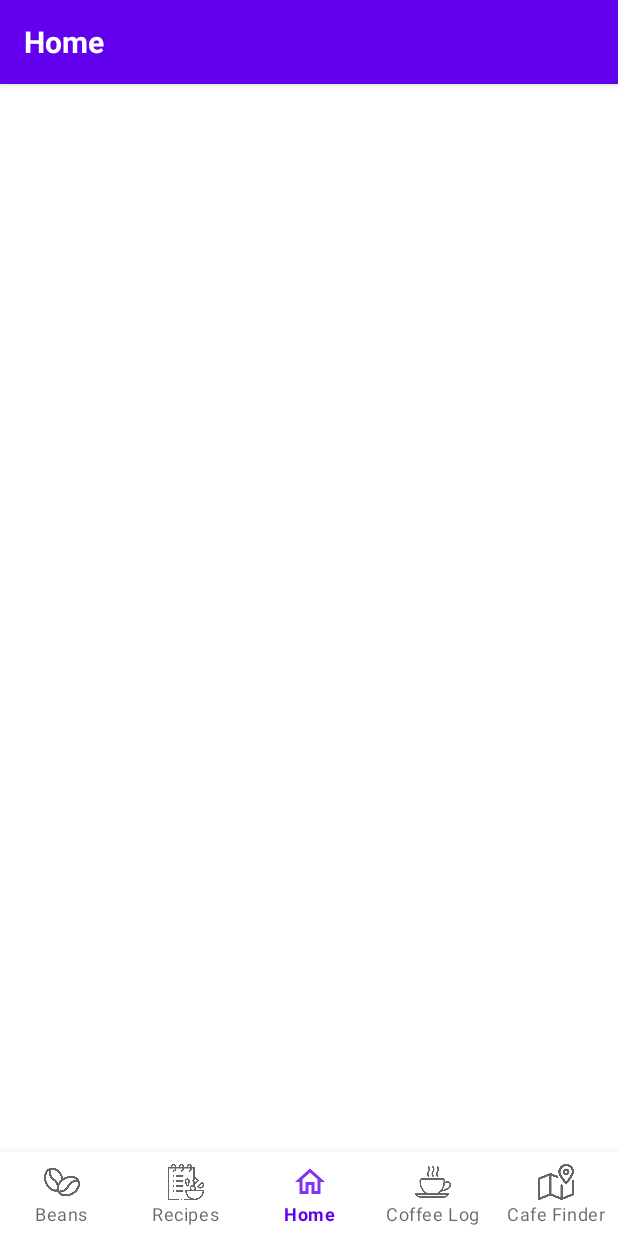
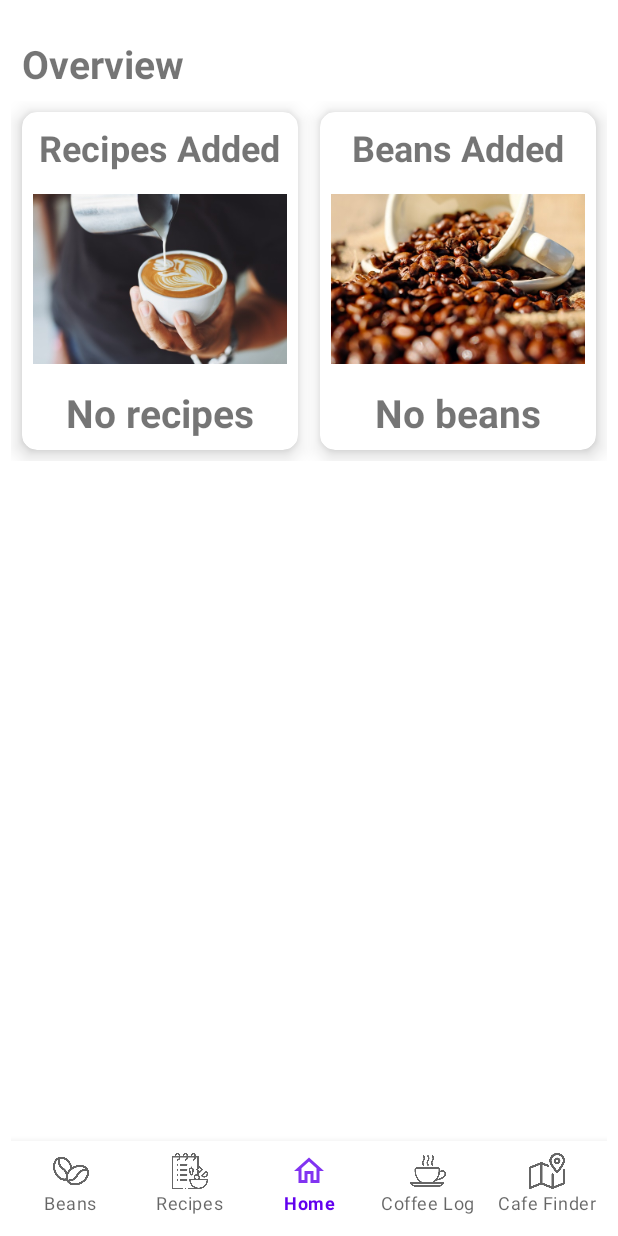
Before and after one commit to julkaswieta/coffee-app, an Android app: the screen it shows after launch (MainActivity), on a phone screen of 412 x 824 dp. Run offline under Robolectric (Android 15) with nearby library versions, the phone set to English and light mode, and no system bars; our stand-ins replace Room's generated code.

Commit message:
home - recipes and beans overview

```diff
--- a/app/src/main/java/com/example/coffeeapp/MainActivity.java
+++ b/app/src/main/java/com/example/coffeeapp/MainActivity.java
@@ -1,8 +1,12 @@
 package com.example.coffeeapp;
+
+import static com.example.coffeeapp.BeansList.loadBeans;
+import static com.example.coffeeapp.RecipesList.loadRecipes;
 
 import android.app.Activity;
 import android.content.Intent;
 import android.os.Bundle;
+import android.util.TypedValue;
 import android.view.Menu;
 import android.view.MenuInflater;
 import android.view.MenuItem;
@@ -13,12 +17,13 @@ import androidx.annotation.NonNull;
 import androidx.appcompat.app.AppCompatActivity;
 import androidx.appcompat.widget.Toolbar;
 
+import com.example.coffeeapp.db.CoffeeDatabase;
 import com.google.android.material.bottomnavigation.BottomNavigationView;
 
 public class MainActivity extends AppCompatActivity {
     private BottomNavigationView bottomBar;
-    private Toolbar toolbar;
-    private TextView toolbarTitle;
+    private TextView recipeCount;
+    private TextView beansCount;
 
     @Override
     protected void onCreate(Bundle savedInstanceState) {
@@ -26,7 +31,7 @@ public class MainActivity extends AppCompatActivity {
         setContentView(R.layout.activity_main);
 
         initViews();
-
+        loadStats();
     }
 
     /**
@@ -35,15 +40,24 @@ public class MainActivity extends AppCompatActivity {
     private void initViews() {
         //initialise attributes
         bottomBar = findViewById(R.id.bottom_bar_main);
-        toolbar = findViewById(R.id.toolbar);
-        toolbarTitle = findViewById(R.id.toolbar_title);
-
-        // set the toolbar as the action bar
-        setSupportActionBar(toolbar);
-        getSupportActionBar().setDisplayShowTitleEnabled(false);
-        toolbarTitle.setText("Home");
+        recipeCount = findViewById(R.id.home_recipe_count);
+        beansCount = findViewById(R.id.home_beans_count);
 
         initBottomBar();
+    }
+
+    private void loadStats() {
+        CoffeeDatabase db = CoffeeDatabase.getDatabase(this);
+        int recCount = db.recipeDao().getRecipeCount();
+        if(recCount > 0) {
+            recipeCount.setText(String.valueOf(recCount));
+            recipeCount.setTextSize(TypedValue.COMPLEX_UNIT_SP, 30);
+        }
+        int bnCount = db.beanDao().getBeansCount();
+        if(bnCount > 0) {
+            beansCount.setText(String.valueOf(bnCount));
+            beansCount.setTextSize(TypedValue.COMPLEX_UNIT_SP, 30);
+        }
     }
 
     /**
--- a/app/src/main/java/com/example/coffeeapp/db/BeanDao.java
+++ b/app/src/main/java/com/example/coffeeapp/db/BeanDao.java
@@ -19,6 +19,9 @@ public interface BeanDao {
     @Update
     void updateBean(BeanDB... beans);
 
+    @Query("SELECT COUNT(*) FROM beans")
+    int getBeansCount();
+
     @Query("SELECT * FROM beans")
     List<BeanDB> getAllBeans();
 
--- a/app/src/main/java/com/example/coffeeapp/db/RecipeDao.java
+++ b/app/src/main/java/com/example/coffeeapp/db/RecipeDao.java
@@ -20,6 +20,9 @@ public interface RecipeDao {
     @Update
     void updateRecipe(RecipeDB... recipes);
 
+    @Query("SELECT COUNT(*) FROM recipes")
+    int getRecipeCount();
+
     @Query("SELECT * FROM recipes")
     List<RecipeDB> getAllRecipes();
 
--- a/app/src/main/res/layout/activity_main.xml
+++ b/app/src/main/res/layout/activity_main.xml
@@ -4,11 +4,113 @@
     xmlns:tools="http://schemas.android.com/tools"
     android:layout_width="match_parent"
     android:layout_height="match_parent"
-    tools:context=".MainActivity">
+    tools:context=".MainActivity"
+    android:padding="7dp">
 
-    <include
-        android:id="@+id/toolbar"
-        layout="@layout/toolbar_add" />
+    <TextView
+        android:id="@+id/home_overview_label"
+        android:layout_width="match_parent"
+        android:layout_height="wrap_content"
+        android:textStyle="bold"
+        android:textSize="26sp"
+        android:padding="7dp"
+        android:layout_marginTop="10dp"
+        android:text="@string/home_overview_label"
+        app:layout_constraintTop_toTopOf="parent"/>
+
+    <GridLayout
+        android:layout_width="match_parent"
+        android:layout_height="wrap_content"
+        android:columnCount="2"
+        android:orientation="horizontal"
+        app:layout_constraintStart_toStartOf="parent"
+        app:layout_constraintEnd_toEndOf="parent"
+        app:layout_constraintTop_toBottomOf="@id/home_overview_label">
+
+        <com.google.android.material.card.MaterialCardView
+            android:layout_width="0dp"
+            android:layout_height="wrap_content"
+            android:layout_margin="7dp"
+            app:cardCornerRadius="10dp"
+            app:cardElevation="8dp"
+            android:layout_columnWeight="2">
+            <RelativeLayout
+                android:layout_width="match_parent"
+                android:layout_height="wrap_content"
+                android:padding="7dp">
+
+                <TextView
+                    android:id="@+id/home_recipes_label"
+                    android:layout_width="wrap_content"
+                    android:layout_height="wrap_content"
+                    android:text="@string/home_recipes_added_label"
+                    android:textSize="24sp"
+                    android:textStyle="bold"
+                    android:layout_centerHorizontal="true"/>
+                <ImageView
+                    android:layout_below="@id/home_recipes_label"
+                    android:id="@+id/home_recipe_image"
+                    android:layout_width="match_parent"
+                    android:layout_height="wrap_content"
+                    android:src="@mipmap/coffee_recipe"
+                    android:contentDescription="@string/coffee_recipe_image"/>
+
+                <TextView
+                    android:layout_below="@id/home_recipe_image"
+                    android:id="@+id/home_recipe_count"
+                    android:layout_width="wrap_content"
+                    android:layout_height="wrap_content"
+                    android:layout_centerHorizontal="true"
+                    android:text="@string/home_no_recipes_added"
+                    android:textSize="26sp"
+                    android:textStyle="bold"/>
+
+            </RelativeLayout>
+        </com.google.android.material.card.MaterialCardView>
+
+        <com.google.android.material.card.MaterialCardView
+            android:layout_width="0dp"
+            android:layout_height="wrap_content"
+            android:layout_margin="7dp"
+            app:cardCornerRadius="10dp"
+            app:cardElevation="8dp"
+            android:layout_columnWeight="2">
+            <RelativeLayout
+                android:layout_width="match_parent"
+                android:layout_height="wrap_content"
+                android:padding="7dp">
+
+                <TextView
+                    android:id="@+id/home_beans_label"
+                    android:layout_width="wrap_content"
+                    android:layout_height="wrap_content"
+                    android:text="@string/home_beans_added_label"
+                    android:textSize="24sp"
+                    android:textStyle="bold"
+                    android:layout_centerHorizontal="true"/>
+                <ImageView
+                    android:layout_below="@id/home_beans_label"
+                    android:id="@+id/home_beans_image"
+                    android:layout_width="match_parent"
+                    android:layout_height="wrap_content"
+                    android:src="@mipmap/coffee_beans"
+                    android:contentDescription="@string/coffee_beans_image"/>
+                <TextView
+                    android:layout_below="@id/home_beans_image"
+                    android:id="@+id/home_beans_count"
+                    android:layout_width="wrap_content"
+                    android:layout_height="wrap_content"
+                    android:text="@string/home_no_beans_added"
+                    android:textSize="26sp"
+                    android:textStyle="bold"
+                    android:layout_centerHorizontal="true"/>
+
+            </RelativeLayout>
+        </com.google.android.material.card.MaterialCardView>
+
+    </GridLayout>
+
+
 
     <include
         android:id="@+id/bottom_bar_main"
--- a/app/src/main/res/values/strings.xml
+++ b/app/src/main/res/values/strings.xml
@@ -117,4 +117,13 @@
     <string name="bd_notes_label">Notes</string>
     <string name="bd_notes">No notes provided</string>
 
+    <!-- Home Screen -->
+    <string name="home_recipes_added_label">Recipes Added</string>
+    <string name="home_no_recipes_added">No recipes</string>
+    <string name="home_overview_label">Overview</string>
+    <string name="home_beans_added_label">Beans Added</string>
+    <string name="home_no_beans_added">No beans</string>
+    <string name="coffee_recipe_image">Recipe image</string>
+    <string name="coffee_beans_image">Beans image</string>
+
 </resources>
```
Also changed, not shown: app/src/main/res/mipmap-xxhdpi/coffee_beans.jpg (added), app/src/main/res/mipmap-xxhdpi/coffee_recipe.jpg (added).
